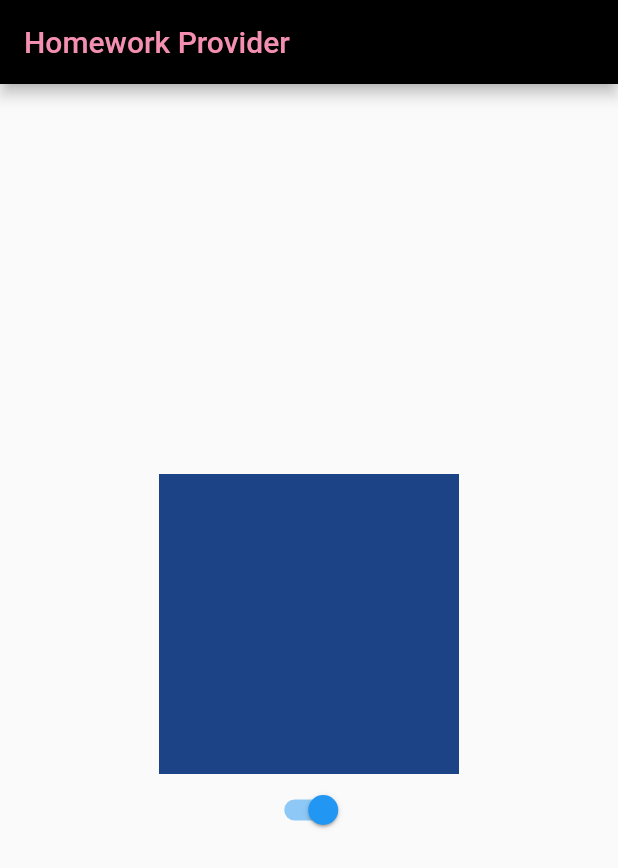
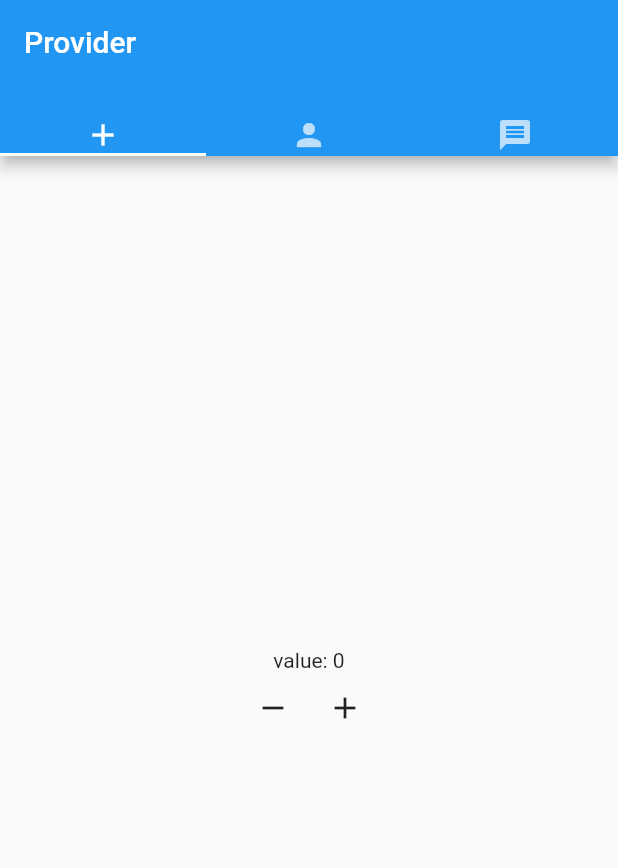
Before and after one commit to Zhorenty/old_articles, a Flutter app: the screen it shows after launch, on a phone screen of 412 x 824 dp. Shown: the top 868 px of the screen. Run offline on Flutter 3.47's test engine with Material 2 defaults, Android fonts, the light colour scheme and no system bars.

Commit message:
provider examples

```diff
--- a/lib/main.dart
+++ b/lib/main.dart
@@ -1,6 +1,7 @@
 import 'package:flutter/material.dart';
+import 'package:flutter/services.dart';
 import 'package:provider/provider.dart';
-import 'dart:math' as math;
+import 'dart:convert';
 
 void main() => runApp(const MyApp());
 
@@ -15,62 +16,181 @@ class MyApp extends StatelessWidget {
         ),
         home: MultiProvider(
           providers: [
-            ChangeNotifierProvider<ChangeProvider>.value(
-                value: ChangeProvider()),
+            ChangeNotifierProvider<CountProvider>.value(value: CountProvider()),
+            FutureProvider<List<User>>(
+              create: (_) async => UserProvider().loadUserData(),
+              initialData: [],
+            ),
+            StreamProvider<int>(
+              create: (_) => EventProvider().intStream(),
+              initialData: 0,
+            )
           ],
-          child: Scaffold(
-            appBar: AppBar(
-              title: Text(
-                'Homework Provider',
-                style: TextStyle(color: Colors.pink.shade200),
+          child: DefaultTabController(
+            length: 3,
+            child: Scaffold(
+              appBar: AppBar(
+                title: const Text('Provider'),
+                bottom: const TabBar(tabs: [
+                  Icon(Icons.add),
+                  Icon(Icons.person),
+                  Icon(Icons.message),
+                ]),
               ),
-              backgroundColor: Colors.black,
+              body: const TabBarView(children: [
+                MyCountPage(),
+                MyUserPage(),
+                EventPage(),
+              ]),
             ),
-            body: Center(
-                child: Column(
-              mainAxisAlignment: MainAxisAlignment.center,
-              children: [
-                AContainer(),
-                const MySwitch(),
-              ],
-            )),
           ),
         ));
   }
 }
 
-class AContainer extends StatelessWidget {
-  AContainer({super.key});
+class MyCountPage extends StatelessWidget {
+  const MyCountPage({super.key});
+
   @override
   Widget build(BuildContext context) {
-    ChangeProvider state = Provider.of(context);
-    return AnimatedContainer(
-      width: 200,
-      height: 200,
-      color: Color((math.Random().nextDouble() * 0xFFFFFF).toInt())
-          .withOpacity(1.0),
-      duration: const Duration(seconds: 1),
+    CountProvider state = Provider.of<CountProvider>(context);
+    return Center(
+      child: Column(
+        mainAxisAlignment: MainAxisAlignment.center,
+        children: [
+          Text('value: ${state._value.toString()}'),
+          Row(
+            mainAxisAlignment: MainAxisAlignment.center,
+            children: [
+              IconButton(
+                  onPressed: () {
+                    state._decrementValue();
+                  },
+                  icon: const Icon(Icons.remove)),
+              IconButton(
+                  onPressed: () {
+                    state._incrementValue();
+                  },
+                  icon: const Icon(Icons.add))
+            ],
+          )
+        ],
+      ),
     );
   }
 }
 
-class MySwitch extends StatelessWidget {
-  const MySwitch({super.key});
+class CountProvider extends ChangeNotifier {
+  int _value = 0;
+  void _incrementValue() {
+    _value++;
+    notifyListeners();
+  }
+
+  void _decrementValue() {
+    _value--;
+    notifyListeners();
+  }
+}
+
+class MyUserPage extends StatelessWidget {
+  const MyUserPage({Key? key}) : super(key: key);
 
   @override
   Widget build(BuildContext context) {
-    ChangeProvider state = Provider.of(context);
-    return Switch(
-      value: state.light,
-      onChanged: (value) => state._changeToggle(value),
+    return Column(
+      children: <Widget>[
+        const Padding(
+          padding: EdgeInsets.all(10.0),
+          child: Text('FutureProvider Example, users loaded from a File',
+              style: TextStyle(fontSize: 17)),
+        ),
+        Consumer<List<User>>(
+          builder: (context, List<User> users, _) {
+            return Expanded(
+              child: users.isEmpty
+                  ? const Center(child: CircularProgressIndicator())
+                  : ListView.builder(
+                      itemCount: users.length,
+                      itemBuilder: (context, index) {
+                        return Container(
+                            height: 50,
+                            color: Colors.grey[(index * 200) % 400],
+                            child: Center(
+                                child: Text(
+                                    '${users[index].firstName} ${users[index].lastName} | ${users[index].website}')));
+                      },
+                    ),
+            );
+          },
+        ),
+      ],
     );
   }
 }
 
-class ChangeProvider extends ChangeNotifier {
-  bool light = true;
-  void _changeToggle(value) {
-    light = value;
-    notifyListeners();
+class UserProvider {
+  final String _dataPath = 'assets/users.json';
+  List<User> users = [];
+  Future<String> _loadAsset() async {
+    return await Future.delayed(const Duration(seconds: 1), () async {
+      return await rootBundle.loadString(_dataPath);
+    });
+  }
+
+  Future<List<User>> loadUserData() async {
+    var dataString = await _loadAsset();
+    Map<String, dynamic> jsonUserData = jsonDecode(dataString);
+    users = UserList.fromJson(jsonUserData['users']).users;
+    return users;
   }
 }
+
+class User {
+  //create variables
+  String firstName;
+  String lastName;
+  String website;
+  User(this.firstName, this.lastName, this.website);
+
+  User.fromJson(Map<String, dynamic> json)
+      : firstName = json['first_name'],
+        lastName = json['last_name'],
+        website = json['website'];
+}
+
+class UserList {
+  //mapping
+  List<User> users;
+  UserList(this.users);
+  UserList.fromJson(List<dynamic> usersJson)
+      : users = usersJson.map((user) => User.fromJson(user)).toList();
+}
+
+class EventPage extends StatelessWidget {
+  const EventPage({super.key});
+
+  @override
+  Widget build(BuildContext context) {
+    var value = Provider.of<int>(context);
+    return Center(
+      child: Column(mainAxisAlignment: MainAxisAlignment.center, children: [
+        Text(
+          'StreamProviderExample',
+          style: Theme.of(context).textTheme.headline4,
+        ),
+        Text(
+          value.toString(),
+          style: Theme.of(context).textTheme.headline1,
+        )
+      ]),
+    );
+  }
+}
+
+class EventProvider {
+  Stream<int> intStream() {
+    Duration interval = const Duration(seconds: 1);
+    return Stream<int>.periodic(interval, (int count) => count++);
+  }
+}
--- a/pubspec.yaml
+++ b/pubspec.yaml
@@ -62,8 +62,8 @@ flutter:
   uses-material-design: true
 
   # To add assets to your application, add an assets section, like this:
-  # assets:
-  #   - images/a_dot_burr.jpeg
+  assets:
+    - assets/users.json
   #   - images/a_dot_ham.jpeg
 
   # An image asset can refer to one or more resolution-specific "variants", see
```
Also changed, not shown: assets/users.json (added, +104 -0 lines), lib/archive/models/pages/register_form_page.dart (deleted, +0 -377 lines), lib/archive/models/pages/user_info_page.dart (deleted, +0 -54 lines), lib/archive/models/user.dart (deleted, +0 -7 lines).
